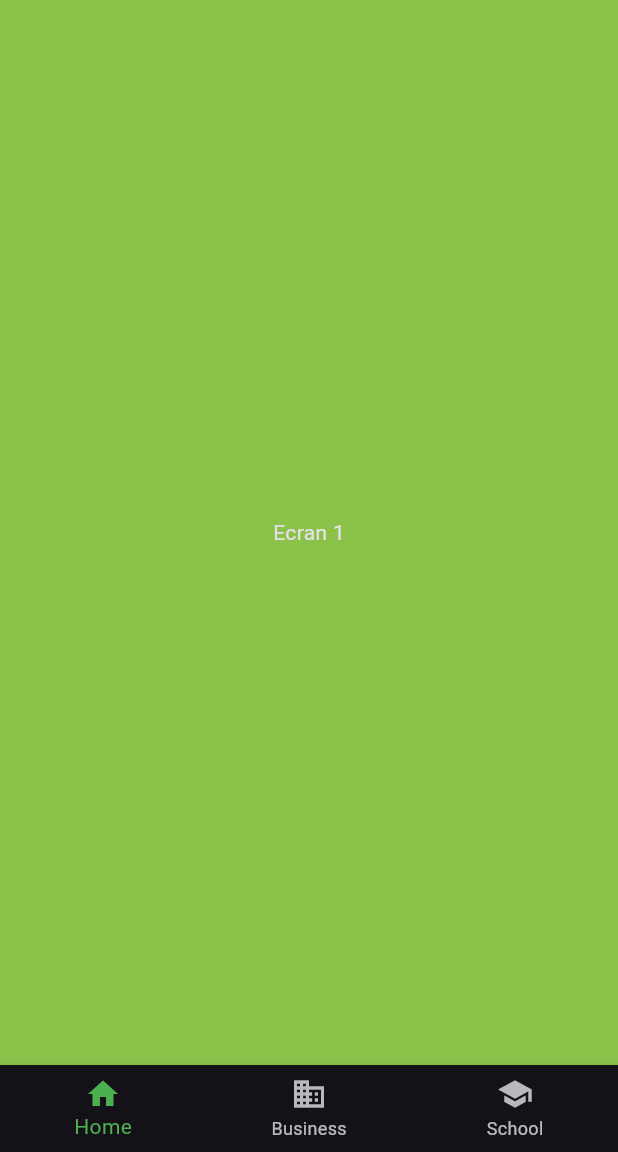
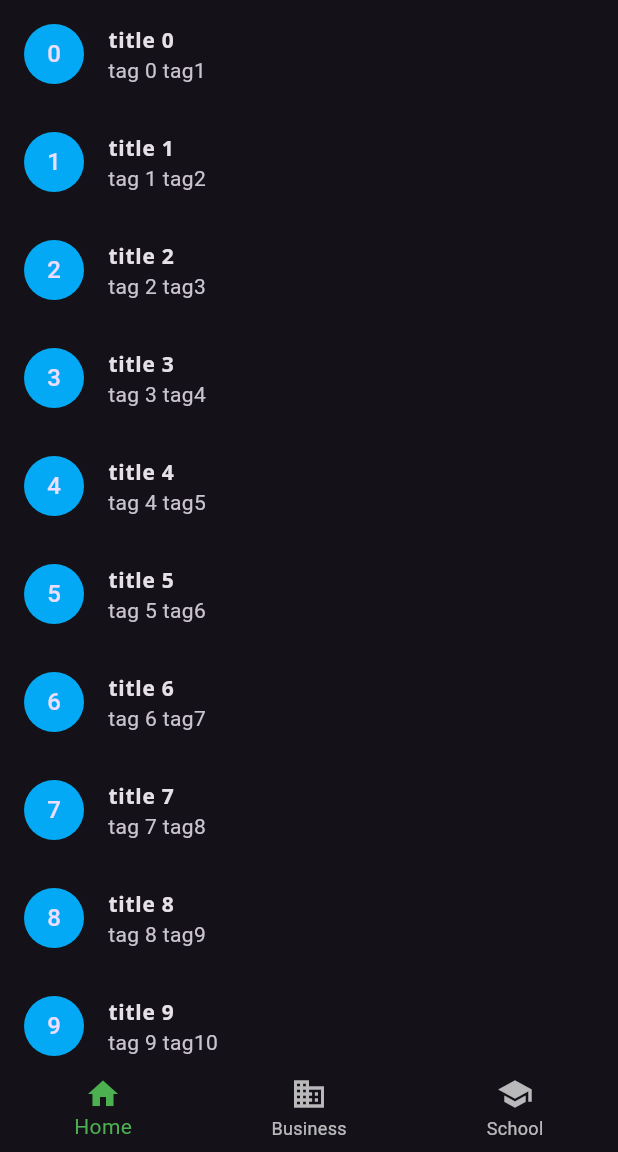
Before and after one commit to Toma1345/tp2-dev-mobile, a Flutter app: the screen it shows after launch, on a phone screen of 412 x 824 dp, the part 84-1236 px from its top. Run offline on Flutter 3.47's test engine with Material 3 defaults, Android fonts, the phone set to English and light mode, and no system bars; our stand-ins replace google_fonts.

Commit message:
ListView / ListTile

```diff
--- a/lib/card1.dart
+++ b/lib/card1.dart
@@ -1,15 +1,22 @@
 import 'package:flutter/material.dart';
 
+import 'package:tp2/models/task.dart';
+
 class Ecran1 extends StatelessWidget {
-  const Ecran1({super.key});
+
+  List<Task> tasks = Task.generateTask(50);
+
+  Ecran1({super.key});
 
   @override
   Widget build(BuildContext context) {
-    return Container(
-      color: Colors.lightGreen,
-      child: const Center(
-        child: Text("Ecran 1"),
-      )
+    return ListView.builder(
+        itemCount: tasks.length,
+        itemBuilder: (context, index) => ListTile(
+          leading: CircleAvatar(child: Text(tasks[index].id.toString()), backgroundColor: Colors.lightBlue,),
+          title: Text(tasks[index].title),
+          subtitle: Text(tasks[index].tags.join(" ")),
+        )
     );
   }
 }
--- a/lib/models/task.dart
+++ b/lib/models/task.dart
@@ -3,15 +3,15 @@ class Task {
   String title;
   List<String> tags;
   int nbhours;
-  int difficuty;
+  int difficulty;
   String description;
 
-  Task({required this.id,required this.title,required this.tags,required this.nbhours,required this.difficuty,required this.description});
+  Task({required this.id,required this.title,required this.tags,required this.nbhours,required this.difficulty,required this.description});
 
   static List<Task> generateTask(int i){
     List<Task> tasks=[];
     for(int n=0;n<i;n++){
-      tasks.add(Task(id: n, title: "title $n", tags: ['tag $n','tag${n+1}'], nbhours: n, difficuty: n, description: '$n'));
+      tasks.add(Task(id: n, title: "title $n", tags: ['tag $n','tag${n+1}'], nbhours: n, difficulty: n, description: '$n'));
     }
     return tasks;
   }
```
